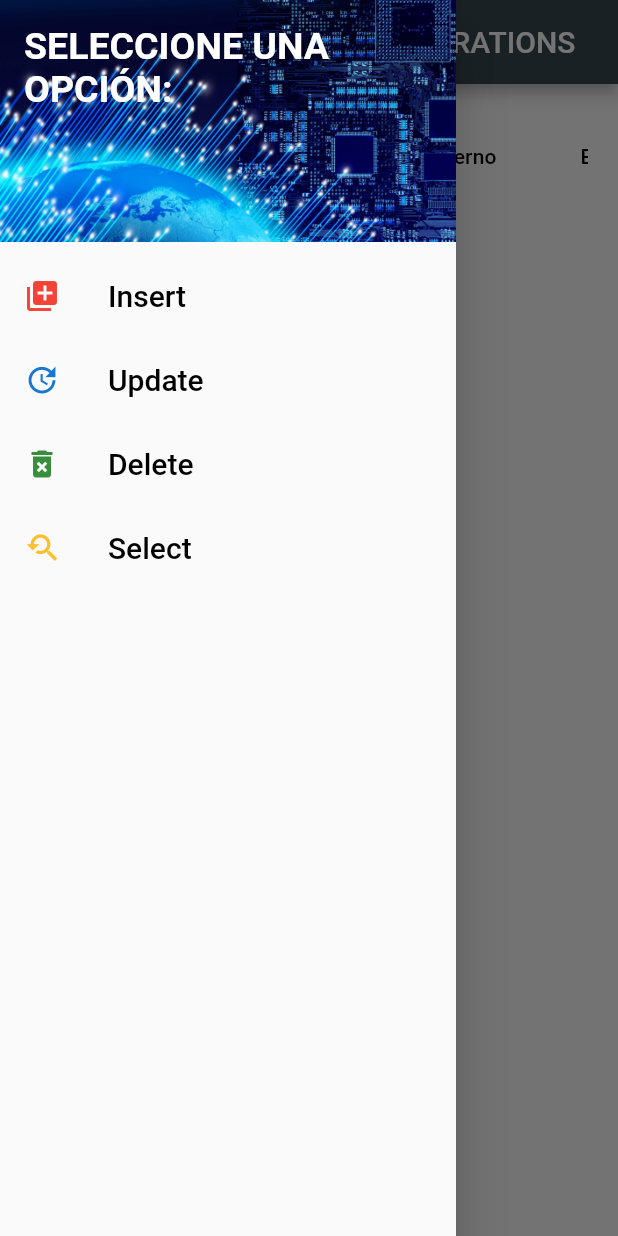
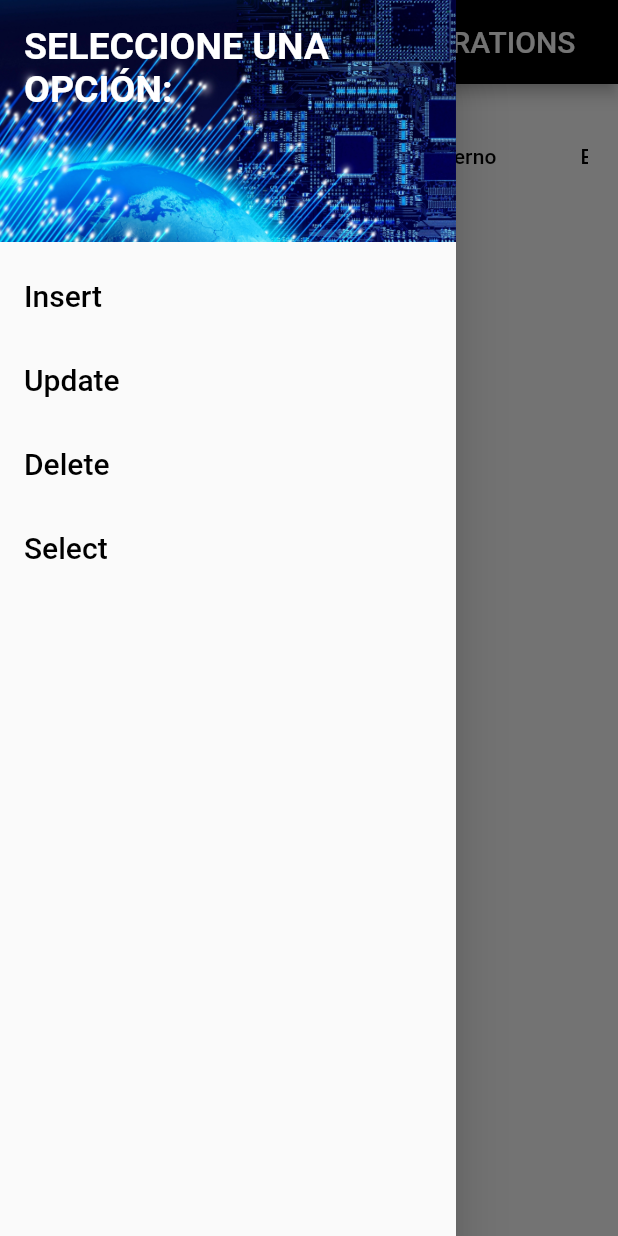
Before and after one commit to AndreaJuarez/act4-SQLite, a Flutter app: the screen it shows after launch, with the side drawer open, on a phone screen of 412 x 824 dp. Run offline on Flutter 3.47's test engine with Material 2 defaults, Android fonts, the phone set to English and light mode, and no system bars; our stand-ins replace sqflite; accounts and stored records are empty.

Commit message:
versión 1.1 funcionando

```diff
--- a/lib/main.dart
+++ b/lib/main.dart
@@ -163,7 +163,6 @@ class _myHomePageState extends State<homePage> {
                 ),
               ),
               ListTile(
-                leading: Icon(Icons.add_to_photos, color: Colors.red),
                 title: Text("Insert",
                 style: TextStyle(
                   color: Colors.black,
@@ -178,7 +177,6 @@ class _myHomePageState extends State<homePage> {
                       ));
                 },),
               ListTile(
-                leading: Icon(Icons.update, color: Colors.blue[700]),
                 title: Text("Update",
                 style: TextStyle(
                   color: Colors.black,
@@ -192,7 +190,6 @@ class _myHomePageState extends State<homePage> {
                       ));
                 },),
               ListTile(
-                leading: Icon(Icons.delete_forever, color: Colors.green[700]),
                 title: Text("Delete",
                 style: TextStyle(
                   color: Colors.black,
@@ -207,7 +204,6 @@ class _myHomePageState extends State<homePage> {
                       ));
                 },),
               ListTile(
-                leading: Icon(Icons.youtube_searched_for, color: Colors.yellow[700]),
                 title: Text("Select",
                 style: TextStyle(
                   color: Colors.black,
@@ -226,7 +222,7 @@ class _myHomePageState extends State<homePage> {
         ),
         appBar: new AppBar(
           title: Text("FLUTTER BASIC SQL OPERATIONS"),
-          backgroundColor: Colors.blueGrey[800],
+          backgroundColor: Colors.black,
           centerTitle: true,
         ),
         body: new Container(
```
